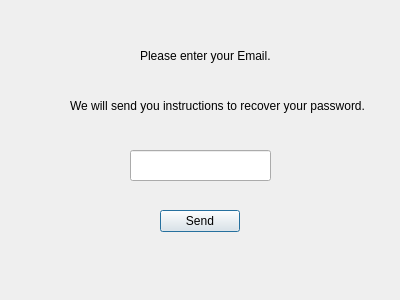
Qt form UI/forgotpassword.ui (cpp-park-vk-education/2023_1_Chaihona_-1) before a commit.
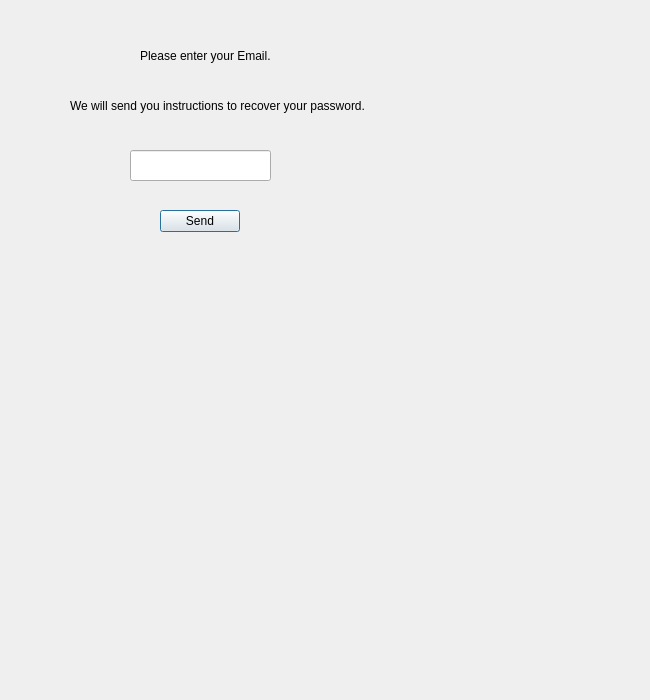
The same form after that commit.

What changed in the file:
```diff
--- a/UI/forgotpassword.ui
+++ b/UI/forgotpassword.ui
@@ -6,8 +6,8 @@
    <rect>
     <x>0</x>
     <y>0</y>
-    <width>400</width>
-    <height>300</height>
+    <width>650</width>
+    <height>700</height>
    </rect>
   </property>
   <property name="windowTitle">
```
